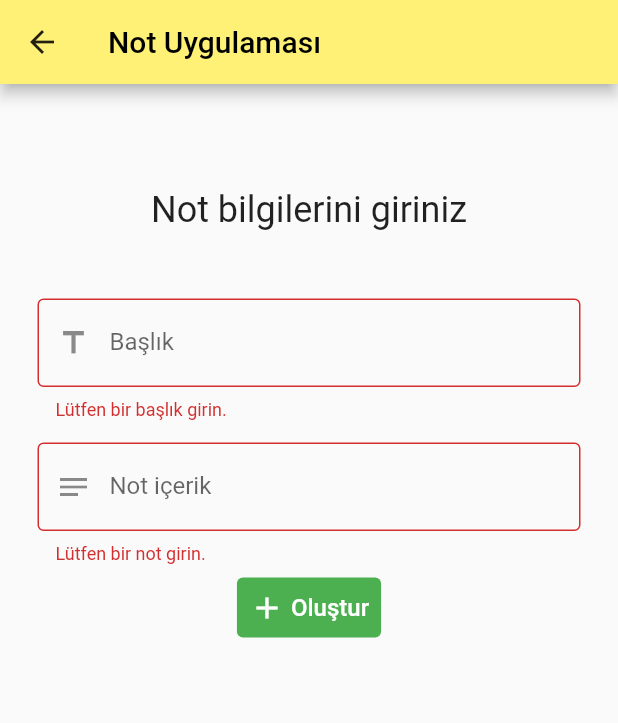
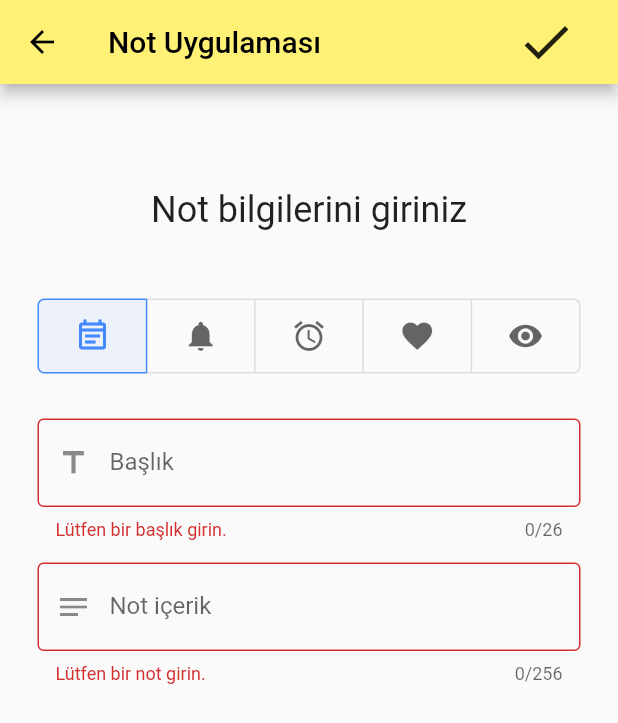
Before and after one commit to yunustaha/Flutter_not_uygulamasi, a Flutter app: the screen it shows after launch, after a tap on the "add" icon, on a phone screen of 412 x 824 dp. Shown: the top 723 px of the screen. Run offline on Flutter 3.47's test engine with Material 2 defaults, Android fonts, the phone set to English and light mode, and no system bars; our stand-ins replace expandable_text, sqflite; accounts and stored records are empty.

Commit message:
1.1.0 version

```diff
--- a/lib/notekle.dart
+++ b/lib/notekle.dart
@@ -2,6 +2,9 @@ import 'package:flutter/material.dart';
 import 'package:flutter_not_uygulamasi/utils/dbhelper.dart';
 import 'package:flutter_not_uygulamasi/utils/items.dart';
 import 'package:intl/intl.dart';
+
+// Sql'e gönderilecek icon rakamı.
+int _icon = 0;
 
 class NotEkle extends StatefulWidget {
   @override
@@ -24,7 +27,7 @@ class _NotEkleState extends State<NotEkle> {
       formKey.currentState.save();
       // O anki tarih bilgisini almak DateFormat("yyyy-MM-dd").format(DateTime.now()) kullandık.
       dbHelper.notEkle(Items(_baslik, _icerik,
-          DateFormat("yyyy-MM-dd").format(DateTime.now()), 1));
+          DateFormat("yyyy-MM-dd").format(DateTime.now()), _icon));
 
       return true;
     }
@@ -36,13 +39,86 @@ class _NotEkleState extends State<NotEkle> {
   Widget build(BuildContext context) {
     return Scaffold(
       appBar: AppBar(
+        leading: IconButton(
+          icon: Icon(Icons.arrow_back, color: Colors.black),
+          onPressed: () {
+            //Sayfaya geri geldiğimizde 0. icon seçili gözükecek bu yüzden Seçilen icon değerini sıfırladık.
+            _icon = 0;
+            Navigator.of(context).pop();
+          },
+        ),
         iconTheme: IconThemeData(
           color: Colors.black87, //change your color here
         ),
         backgroundColor: Colors.yellow[300],
-        title: Text(
-          "Not Uygulaması",
-          style: TextStyle(color: Colors.black),
+        title: Row(
+          mainAxisAlignment: MainAxisAlignment.spaceBetween,
+          children: [
+            Text(
+              "Not Uygulaması",
+              style: TextStyle(color: Colors.black),
+            ),
+            Row(
+              mainAxisAlignment: MainAxisAlignment.spaceAround,
+              children: [
+                // Oluştur butonu
+                TextButton(
+                  style: OutlinedButton.styleFrom(
+                    backgroundColor: Colors.yellow[300],
+                  ),
+                  child: Icon(
+                    Icons.check,
+                    color: Colors.black87,
+                    size: 40,
+                  ),
+                  onPressed: () {
+                    // _girisBilgileriniOnayla() ile inputlardaki verileri sql'e kaydediyoruz.
+                    if (_girisBilgileriniOnayla() == true) {
+                      showDialog(
+                        context: context,
+                        builder: (BuildContext context) {
+                          return AlertDialog(
+                            title: new Text("Harika!"),
+                            content: new Text(
+                                "Notunuz başarılı bir şekilde kaydedildi!"),
+                            actions: <Widget>[
+                              new ElevatedButton(
+                                child: new Text("Tamam"),
+                                onPressed: () {
+                                  Navigator.of(context).pop();
+                                },
+                              ),
+                            ],
+                          );
+                        },
+                      );
+                    }
+                    //Herhangi bir sorunda gösterilecek hata mesajı.
+                    else {
+                      showDialog(
+                        context: context,
+                        builder: (BuildContext context) {
+                          return AlertDialog(
+                            title: new Text("Üzgünüm :("),
+                            content:
+                                new Text("Beklenmedik bir sorun ortaya çıktı!"),
+                            actions: <Widget>[
+                              new ElevatedButton(
+                                child: new Text("Tamam"),
+                                onPressed: () {
+                                  Navigator.of(context).pop();
+                                },
+                              ),
+                            ],
+                          );
+                        },
+                      );
+                    }
+                  },
+                ),
+              ],
+            ),
+          ],
         ),
       ),
       body: Container(
@@ -73,9 +149,17 @@ class _NotEkleState extends State<NotEkle> {
                     SizedBox(
                       height: 45,
                     ),
+                    // İcon seçme listesi
+                    ToogleButton(),
+
+                    SizedBox(
+                      height: 30,
+                    ),
 
                     // İnput
                     TextFormField(
+                      //maksimum harf sayısı.
+                      maxLength: 26,
                       // İnputun dekorasyonunu yaptık.
                       decoration: InputDecoration(
                         prefixIcon: Icon(Icons.title),
@@ -99,6 +183,13 @@ class _NotEkleState extends State<NotEkle> {
                     ),
                     // input
                     TextFormField(
+                      //maksimum harf sayısı.
+                      maxLength: 256,
+
+                      //inputun içine istediğimiz kadar satır oluşturarak yazı yazmamızı sağlıyor.
+                      keyboardType: TextInputType.multiline,
+                      maxLines: null,
+
                       // İnputun dekorasyonunu yaptık.
                       decoration: InputDecoration(
                         prefixIcon: Icon(
@@ -121,72 +212,7 @@ class _NotEkleState extends State<NotEkle> {
                     ),
 
                     SizedBox(
-                      height: 5,
-                    ),
-
-                    // Oluştur butonu
-                    TextButton(
-                      onPressed: () {
-                        // _girisBilgileriniOnayla() ile inputlardaki verileri sql'e kaydediyoruz.
-                        if (_girisBilgileriniOnayla() == true) {
-                          showDialog(
-                            context: context,
-                            builder: (BuildContext context) {
-                              return AlertDialog(
-                                title: new Text("Harika!"),
-                                content: new Text(
-                                    "Notunuz başarılı bir şekilde kaydedildi!"),
-                                actions: <Widget>[
-                                  new ElevatedButton(
-                                    child: new Text("Tamam"),
-                                    onPressed: () {
-                                      Navigator.of(context).pop();
-                                    },
-                                  ),
-                                ],
-                              );
-                            },
-                          );
-                        }
-                        //Herhangi bir sorunda gösterilecek hata mesajı.
-                        else {
-                          showDialog(
-                            context: context,
-                            builder: (BuildContext context) {
-                              return AlertDialog(
-                                title: new Text("Üzgünüm :("),
-                                content: new Text(
-                                    "Beklenmedik bir sorun ortaya çıktı!"),
-                                actions: <Widget>[
-                                  new ElevatedButton(
-                                    child: new Text("Tamam"),
-                                    onPressed: () {
-                                      Navigator.of(context).pop();
-                                    },
-                                  ),
-                                ],
-                              );
-                            },
-                          );
-                        }
-                      },
-                      style: OutlinedButton.styleFrom(
-                        backgroundColor: Colors.green,
-                      ),
-                      child: Row(
-                        mainAxisAlignment: MainAxisAlignment.center,
-                        mainAxisSize: MainAxisSize.min,
-                        children: [
-                          Icon(
-                            Icons.add,
-                            color: Colors.white,
-                          ),
-                          Text(
-                            " Oluştur",
-                            style: TextStyle(color: Colors.white, fontSize: 16),
-                          ),
-                        ],
-                      ),
+                      height: 17,
                     ),
                   ],
                 ),
@@ -196,3 +222,55 @@ class _NotEkleState extends State<NotEkle> {
     );
   }
 }
+
+// Togge button widget'i
+// ignore: must_be_immutable
+class ToogleButton extends StatefulWidget {
+  @override
+  _ToogleButtonState createState() => _ToogleButtonState();
+}
+
+class _ToogleButtonState extends State<ToogleButton> {
+  var _isSelected = <bool>[true, false, false, false, false];
+  var _iconName = <int>[0, 1, 2, 3, 4];
+
+  @override
+  Widget build(BuildContext context) {
+    return ToggleButtons(
+      color: Colors.black.withOpacity(0.60),
+      selectedColor: Colors.blueAccent,
+      selectedBorderColor: Colors.blueAccent,
+      fillColor: Colors.blueAccent.withOpacity(0.08),
+      splashColor: Colors.blueAccent.withOpacity(0.12),
+      hoverColor: Colors.blueAccent.withOpacity(0.04),
+      borderRadius: BorderRadius.circular(4.0),
+      isSelected: _isSelected,
+      onPressed: (index) {
+        // Respond to button selection
+        setState(() {
+          _isSelected = [false, false, false, false, false];
+          _isSelected[index] = !_isSelected[index];
+          //Seçilen iconu sql'e göndereceğimiz değişkene eşitledik.
+          _icon = _iconName[index];
+        });
+      },
+      children: [
+        Container(
+            width: (MediaQuery.of(context).size.width - 56) / 5,
+            child: Icon(Icons.event_note_outlined)),
+        Container(
+            width: (MediaQuery.of(context).size.width - 56) / 5,
+            child: Icon(Icons.notifications)),
+        Container(
+            width: (MediaQuery.of(context).size.width - 56) / 5,
+            child: Icon(Icons.access_alarm)),
+        Container(
+            width: (MediaQuery.of(context).size.width - 56) / 5,
+            child: Icon(Icons.favorite)),
+        Container(
+            width: (MediaQuery.of(context).size.width - 56) / 5,
+            child: Icon(Icons.visibility)),
+      ],
+    );
+  }
+}
--- a/lib/utils/dbhelper.dart
+++ b/lib/utils/dbhelper.dart
@@ -75,6 +75,7 @@ class DatabaseHelper {
 
   // Notları direkt liste halinde getirmek için yazılan metod.
   Future<List<Items>> notListesiniGetir() async {
+    print("Not listesi getirildi.");
     var notlarMapListesi = await notlariGetir();
     //Listeleri bu şekilde oluşturmak lazım.
     List<Items> notListesi = [];
--- a/lib/utils/items.dart
+++ b/lib/utils/items.dart
@@ -4,20 +4,19 @@ class Items {
   String _baslik;
   String _icerik;
   String _tarih;
-  int _oncelik;
+  int _icon;
 
   // Default constructor ile alınan verileri değişkenlere eşitledik.
-  Items(this._baslik, this._icerik, this._tarih, this._oncelik);
+  Items(this._baslik, this._icerik, this._tarih, this._icon);
 
-  Items.withId(
-      this._id, this._baslik, this._icerik, this._tarih, this._oncelik);
+  Items.withId(this._id, this._baslik, this._icerik, this._tarih, this._icon);
 
   // get edebileceğimiz verileri yazdık.
   int get id => _id;
   String get baslik => _baslik;
   String get icerik => _icerik;
   String get tarih => _tarih;
-  int get oncelik => _oncelik;
+  int get icon => _icon;
 
   //Verileri map'a çevirip döndüren metod.
   Map<String, dynamic> toMap() {
@@ -28,7 +27,7 @@ class Items {
     map["notBaslik"] = _baslik;
     map["notIcerik"] = _icerik;
     map["notTarih"] = _tarih;
-    map["notOncelik"] = _oncelik;
+    map["notIcon"] = _icon;
 
     return map;
   }
@@ -39,6 +38,6 @@ class Items {
     this._baslik = map["notBaslik"];
     this._icerik = map["notIcerik"];
     this._tarih = map["notTarih"];
-    this._oncelik = map["notOncelik"];
+    this._icon = map["notIcon"];
   }
 }
--- a/pubspec.yaml
+++ b/pubspec.yaml
@@ -28,6 +28,10 @@ dependencies:
   sqflite: any
   path_provider: any
   intl: ^0.15.7
+
+  # Devam et ile textin devamının okunması için package
+  expandable_text: ^2.2.0
+  # flutter_show_more: ^0.1.2
 
 
   # The following adds the Cupertino Icons font to your application.
```
Also changed, not shown: lib/giris.dart (+119 -26 lines), pubspec.lock, 1 other file.
